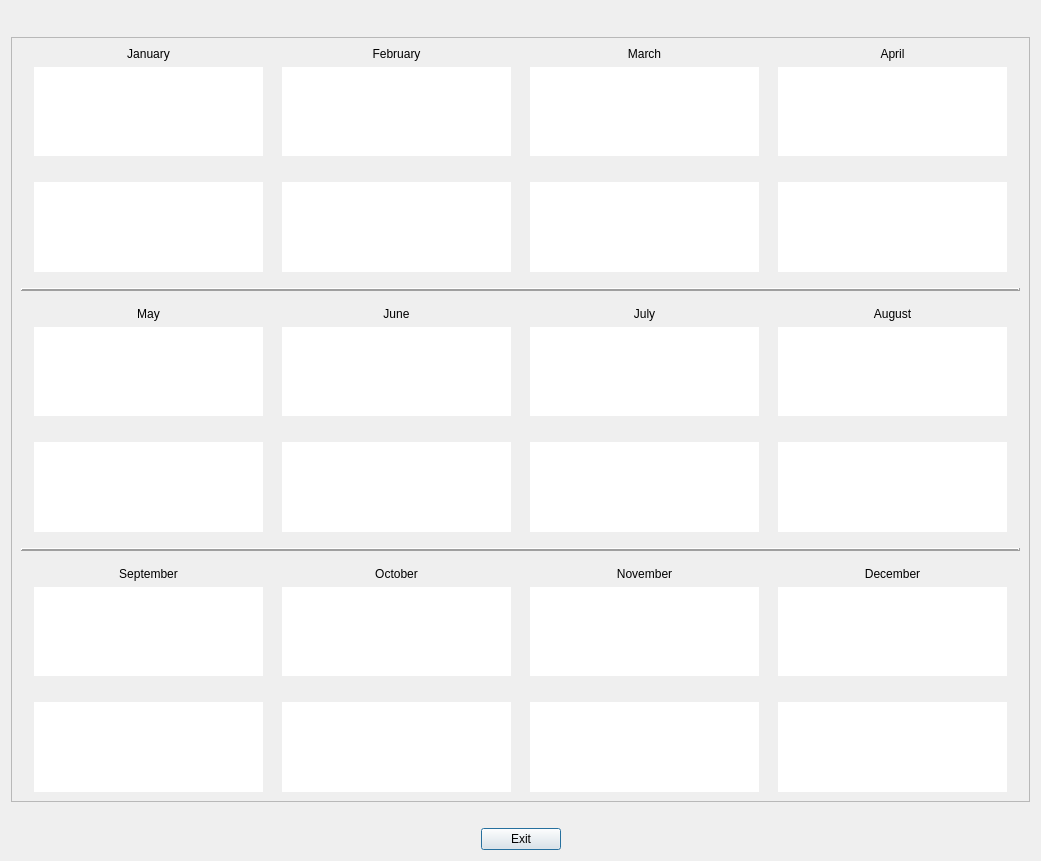
First picture: the form in CashFlowManager/monthlybudgetsummarydialog.ui, repository epw7856/CashFlowManager, before the edit.
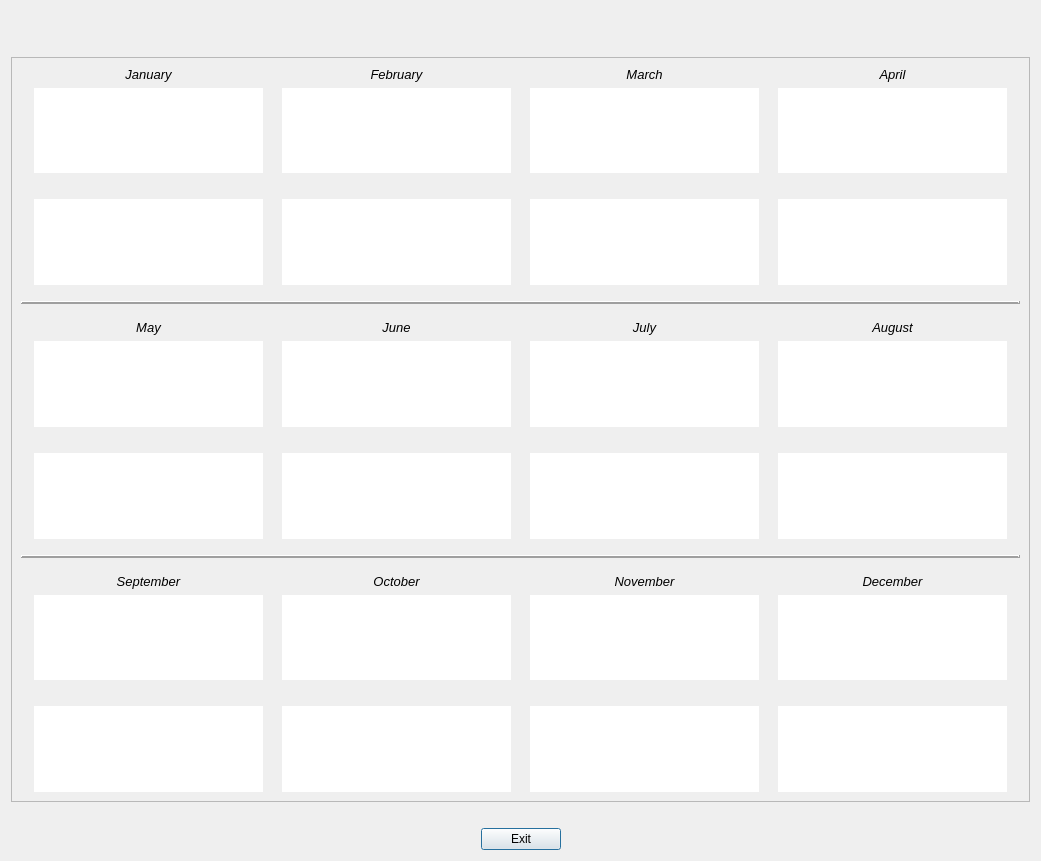
Second picture: the form after the edit.

Commit message: Updated several UI components.

What changed in the file:
```diff
--- a/CashFlowManager/monthlybudgetsummarydialog.ui
+++ b/CashFlowManager/monthlybudgetsummarydialog.ui
@@ -13,6 +13,12 @@
     <height>861</height>
    </rect>
   </property>
+  <property name="font">
+   <font>
+    <family>Segoe UI</family>
+    <pointsize>9</pointsize>
+   </font>
+  </property>
   <property name="windowTitle">
    <string>Monthly Budget Summary</string>
   </property>
@@ -39,6 +45,14 @@
        </item>
        <item>
         <widget class="QLabel" name="labelDialogTitle">
+         <property name="font">
+          <font>
+           <family>Segoe UI</family>
+           <pointsize>12</pointsize>
+           <weight>75</weight>
+           <bold>true</bold>
+          </font>
+         </property>
          <property name="text">
           <string>&lt;MonthlyBudgetSummary&gt;</string>
          </property>
@@ -62,6 +76,19 @@
        </item>
       </layout>
      </item>
+     <item>
+      <spacer name="horizontalSpacer_21">
+       <property name="orientation">
+        <enum>Qt::Horizontal</enum>
+       </property>
+       <property name="sizeHint" stdset="0">
+        <size>
+         <width>40</width>
+         <height>20</height>
+        </size>
+       </property>
+      </spacer>
+     </item>
      <item>
       <widget class="QScrollArea" name="scrollArea">
        <property name="widgetResizable">
@@ -73,7 +100,7 @@
           <x>0</x>
           <y>0</y>
           <width>1019</width>
-          <height>754</height>
+          <height>727</height>
          </rect>
         </property>
         <layout class="QVBoxLayout" name="verticalLayout_15">
@@ -96,6 +123,13 @@
             <layout class="QVBoxLayout" name="verticalLayout_3">
              <item>
               <widget class="QLabel" name="label">
+               <property name="font">
+                <font>
+                 <family>Segoe UI</family>
+                 <pointsize>10</pointsize>
+                 <italic>true</italic>
+                </font>
+               </property>
                <property name="text">
                 <string>January</string>
                </property>
@@ -108,6 +142,7 @@
               <widget class="QTableView" name="tableViewJanuaryExpenses">
                <property name="font">
                 <font>
+                 <family>Segoe UI</family>
                  <pointsize>8</pointsize>
                 </font>
                </property>
@@ -142,6 +177,7 @@
               <widget class="QTableView" name="tableViewJanuaryInvestments">
                <property name="font">
                 <font>
+                 <family>Segoe UI</family>
                  <pointsize>8</pointsize>
                 </font>
                </property>
@@ -175,6 +211,13 @@
             <layout class="QVBoxLayout" name="verticalLayout_5">
              <item>
               <widget class="QLabel" name="label_2">
+               <property name="font">
+                <font>
+                 <family>Segoe UI</family>
+                 <pointsize>10</pointsize>
+                 <italic>true</italic>
+                </font>
+               </property>
                <property name="text">
                 <string>February</string>
                </property>
@@ -187,6 +230,7 @@
               <widget class="QTableView" name="tableViewFebruaryExpenses">
                <property name="font">
                 <font>
+                 <family>Segoe UI</family>
                  <pointsize>8</pointsize>
                 </font>
                </property>
@@ -227,6 +271,7 @@
               <widget class="QTableView" name="tableViewFebruaryInvestments">
                <property name="font">
                 <font>
+                 <family>Segoe UI</family>
                  <pointsize>8</pointsize>
                 </font>
                </property>
@@ -266,6 +311,13 @@
             <layout class="QVBoxLayout" name="verticalLayout_6">
              <item>
               <widget class="QLabel" name="label_3">
+               <property name="font">
+                <font>
+                 <family>Segoe UI</family>
+                 <pointsize>10</pointsize>
+                 <italic>true</italic>
+                </font>
+               </property>
                <property name="text">
                 <string>March</string>
                </property>
@@ -278,6 +330,7 @@
               <widget class="QTableView" name="tableViewMarchExpenses">
                <property name="font">
                 <font>
+                 <family>Segoe UI</family>
                  <pointsize>8</pointsize>
                 </font>
                </property>
@@ -318,6 +371,7 @@
               <widget class="QTableView" name="tableViewMarchInvestments">
                <property name="font">
                 <font>
+                 <family>Segoe UI</family>
                  <pointsize>8</pointsize>
                 </font>
                </property>
@@ -357,6 +411,13 @@
             <layout class="QVBoxLayout" name="verticalLayout_7">
              <item>
               <widget class="QLabel" name="label_4">
+               <property name="font">
+                <font>
+                 <family>Segoe UI</family>
+                 <pointsize>10</pointsize>
+                 <italic>true</italic>
+                </font>
+               </property>
                <property name="text">
                 <string>April</string>
                </property>
@@ -369,6 +430,7 @@
               <widget class="QTableView" name="tableViewAprilExpenses">
                <property name="font">
                 <font>
+                 <family>Segoe UI</family>
                  <pointsize>8</pointsize>
                 </font>
                </property>
@@ -409,6 +471,7 @@
               <widget class="QTableView" name="tableViewAprilInvestments">
                <property name="font">
                 <font>
+                 <family>Segoe UI</family>
                  <pointsize>8</pointsize>
                 </font>
                </property>
@@ -510,6 +573,13 @@
             <layout class="QVBoxLayout" name="verticalLayout_4">
              <item>
               <widget class="QLabel" name="label_5">
+               <property name="font">
+                <font>
+                 <family>Segoe UI</family>
+                 <pointsize>10</pointsize>
+                 <italic>true</italic>
+                </font>
+               </property>
                <property name="text">
                 <string>May</string>
                </property>
@@ -522,6 +592,7 @@
               <widget class="QTableView" name="tableViewMayExpenses">
                <property name="font">
                 <font>
+                 <family>Segoe UI</family>
                  <pointsize>8</pointsize>
                 </font>
                </property>
@@ -556,6 +627,7 @@
               <widget class="QTableView" name="tableViewMayInvestments">
                <property name="font">
                 <font>
+                 <family>Segoe UI</family>
                  <pointsize>8</pointsize>
                 </font>
                </property>
@@ -589,6 +661,13 @@
             <layout class="QVBoxLayout" name="verticalLayout_8">
              <item>
               <widget class="QLabel" name="label_6">
+               <property name="font">
+                <font>
+                 <family>Segoe UI</family>
+                 <pointsize>10</pointsize>
+                 <italic>true</italic>
+                </font>
+               </property>
                <property name="text">
                 <string>June</string>
                </property>
@@ -601,6 +680,7 @@
               <widget class="QTableView" name="tableViewJuneExpenses">
                <property name="font">
                 <font>
+                 <family>Segoe UI</family>
                  <pointsize>8</pointsize>
                 </font>
                </property>
@@ -635,6 +715,7 @@
               <widget class="QTableView" name="tableViewJuneInvestments">
                <property name="font">
                 <font>
+                 <family>Segoe UI</family>
                  <pointsize>8</pointsize>
                 </font>
                </property>
@@ -668,6 +749,13 @@
             <layout class="QVBoxLayout" name="verticalLayout_9">
              <item>
               <widget class="QLabel" name="label_7">
+               <property name="font">
+                <font>
+                 <family>Segoe UI</family>
+                 <pointsize>10</pointsize>
+                 <italic>true</italic>
+                </font>
+               </property>
                <property name="text">
                 <string>July</string>
                </property>
@@ -680,6 +768,7 @@
               <widget class="QTableView" name="tableViewJulyExpenses">
                <property name="font">
                 <font>
+                 <family>Segoe UI</family>
                  <pointsize>8</pointsize>
                 </font>
                </property>
@@ -714,6 +803,7 @@
               <widget class="QTableView" name="tableViewJulyInvestments">
                <property name="font">
                 <font>
+                 <family>Segoe UI</family>
                  <pointsize>8</pointsize>
                 </font>
                </property>
@@ -747,6 +837,13 @@
             <layout class="QVBoxLayout" name="verticalLayout_10">
              <item>
               <widget class="QLabel" name="label_8">
+               <property name="font">
+                <font>
+                 <family>Segoe UI</family>
+                 <pointsize>10</pointsize>
+                 <italic>true</italic>
+                </font>
+               </property>
                <property name="text">
                 <string>August</string>
                </property>
@@ -759,6 +856,7 @@
               <widget class="QTableView" name="tableViewAugustExpenses">
                <property name="font">
                 <font>
+                 <family>Segoe UI</family>
                  <pointsize>8</pointsize>
                 </font>
                </property>
@@ -793,6 +891,7 @@
               <widget class="QTableView" name="tableViewAugustInvestments">
                <property name="font">
                 <font>
+                 <family>Segoe UI</family>
                  <pointsize>8</pointsize>
                 </font>
                </property>
@@ -888,6 +987,13 @@
             <layout class="QVBoxLayout" name="verticalLayout_11">
              <item>
               <widget class="QLabel" name="label_9">
+               <property name="font">
+                <font>
+                 <family>Segoe UI</family>
+                 <pointsize>10</pointsize>
+                 <italic>true</italic>
+                </font>
+               </property>
                <property name="text">
                 <string>September</string>
                </property>
@@ -900,6 +1006,7 @@
               <widget class="QTableView" name="tableViewSeptemberExpenses">
                <property name="font">
                 <font>
+                 <family>Segoe UI</family>
                  <pointsize>8</pointsize>
                 </font>
                </property>
@@ -934,6 +1041,7 @@
               <widget class="QTableView" name="tableViewSeptemberInvestments">
                <property name="font">
                 <font>
+                 <family>Segoe UI</family>
                  <pointsize>8</pointsize>
                 </font>
                </property>
@@ -967,6 +1075,13 @@
             <layout class="QVBoxLayout" name="verticalLayout_12">
              <item>
               <widget class="QLabel" name="label_10">
+               <property name="font">
+                <font>
+                 <family>Segoe UI</family>
+                 <pointsize>10</pointsize>
+                 <italic>true</italic>
+                </font>
+               </property>
                <property name="text">
                 <string>October</string>
                </property>
@@ -979,6 +1094,7 @@
               <widget class="QTableView" name="tableViewOctoberExpenses">
                <property name="font">
                 <font>
+                 <family>Segoe UI</family>
                  <pointsize>8</pointsize>
                 </font>
                </property>
@@ -1013,6 +1129,7 @@
               <widget class="QTableView" name="tableViewOctoberInvestments">
                <property name="font">
                 <font>
+                 <family>Segoe UI</family>
                  <pointsize>8</pointsize>
                 </font>
                </property>
@@ -1046,6 +1163,13 @@
             <layout class="QVBoxLayout" name="verticalLayout_13">
              <item>
               <widget class="QLabel" name="label_11">
+               <property name="font">
+                <font>
+                 <family>Segoe UI</family>
+                 <pointsize>10</pointsize>
+                 <italic>true</italic>
+                </font>
+               </property>
                <property name="text">
                 <string>November</string>
                </property>
@@ -1058,6 +1182,7 @@
               <widget class="QTableView" name="tableViewNovemberExpenses">
                <property name="font">
                 <font>
+                 <family>Segoe UI</family>
                  <pointsize>8</pointsize>
                 </font>
                </property>
@@ -1092,6 +1217,7 @@
               <widget class="QTableView" name="tableViewNovemberInvestments">
                <property name="font">
                 <font>
+                 <family>Segoe UI</family>
                  <pointsize>8</pointsize>
                 </font>
                </property>
@@ -1125,6 +1251,13 @@
             <layout class="QVBoxLayout" name="verticalLayout_14">
              <item>
               <widget class="QLabel" name="label_12">
+               <property name="font">
+                <font>
+                 <family>Segoe UI</family>
+                 <pointsize>10</pointsize>
+                 <italic>true</italic>
+                </font>
+               </property>
                <property name="text">
                 <string>December</string>
                </property>
@@ -1137,6 +1270,7 @@
               <widget class="QTableView" name="tableViewDecemberExpenses">
                <property name="font">
                 <font>
+                 <family>Segoe UI</family>
                  <pointsize>8</pointsize>
                 </font>
                </property>
@@ -1171,6 +1305,7 @@
               <widget class="QTableView" name="tableViewDecemberInvestments">
                <property name="font">
                 <font>
+                 <family>Segoe UI</family>
                  <pointsize>8</pointsize>
                 </font>
                </property>
```
The commit also changes 2 other files.
